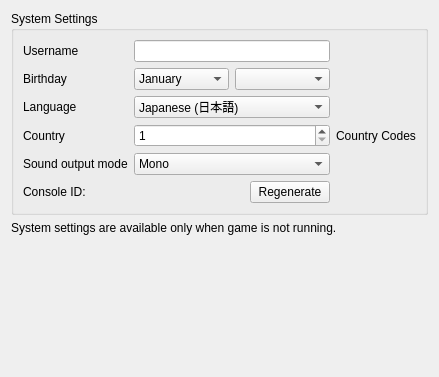
The window that src/citra_qt/configuration/configure_system.ui (grimtnt/citra) describes before a commit, drawn with Qt 5.
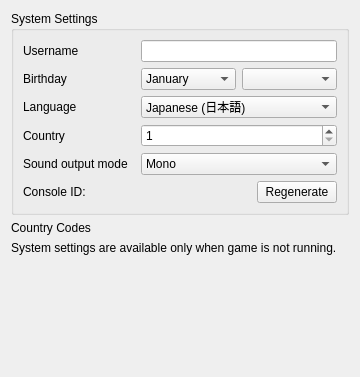
The same window after the commit.

Commit message: [skip ci] move

The edit to the form file:
```diff
--- a/src/citra_qt/configuration/configure_system.ui
+++ b/src/citra_qt/configuration/configure_system.ui
@@ -211,13 +211,6 @@
           </property>
          </widget>
         </item>
-        <item row="3" column="2">
-         <widget class="QLabel" name="link_country_codes">
-          <property name="text">
-           <string>Country Codes</string>
-          </property>
-         </widget>
-        </item>
         <item row="4" column="0">
          <widget class="QLabel" name="label_sound">
           <property name="text">
@@ -270,6 +263,13 @@
        </layout>
       </widget>
      </item>
+     <item>
+      <widget class="QLabel" name="link_country_codes">
+       <property name="text">
+        <string>Country Codes</string>
+       </property>
+      </widget>
+     </item>
      <item>
       <widget class="QLabel" name="label_disable_info">
        <property name="text">
```
